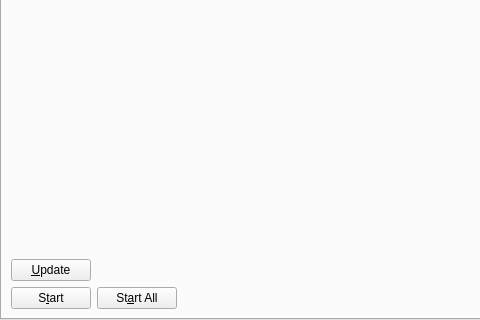
The window that src/qt/forms/masternodemanager.ui (profithunterscoin/phc) describes before a commit, drawn with Qt 5; both pictures show x 0 to 480 and y 137 to 457 of the 723 by 457 pixel window.
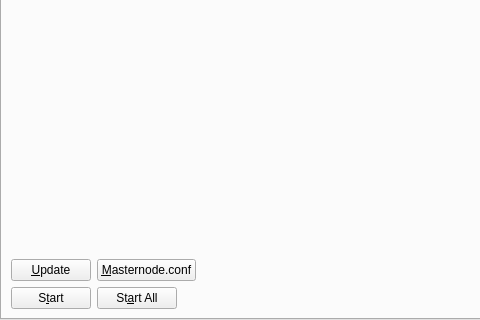
The same window after the commit. The open tabs and pages were chosen to show the change.

Patch:
```diff
--- a/src/qt/forms/masternodemanager.ui
+++ b/src/qt/forms/masternodemanager.ui
@@ -225,6 +225,13 @@
                </property>
               </widget>
              </item>
+            <item>
+              <widget class="QPushButton" name="openMNConfigfileButton">
+               <property name="text">
+                <string>&amp;Masternode.conf</string>
+               </property>
+              </widget>
+             </item>
              <item>
               <spacer name="horizontalSpacer_2">
                <property name="orientation">
```
Left out of the diff: 2 changed lines with no effect on the pictures.
